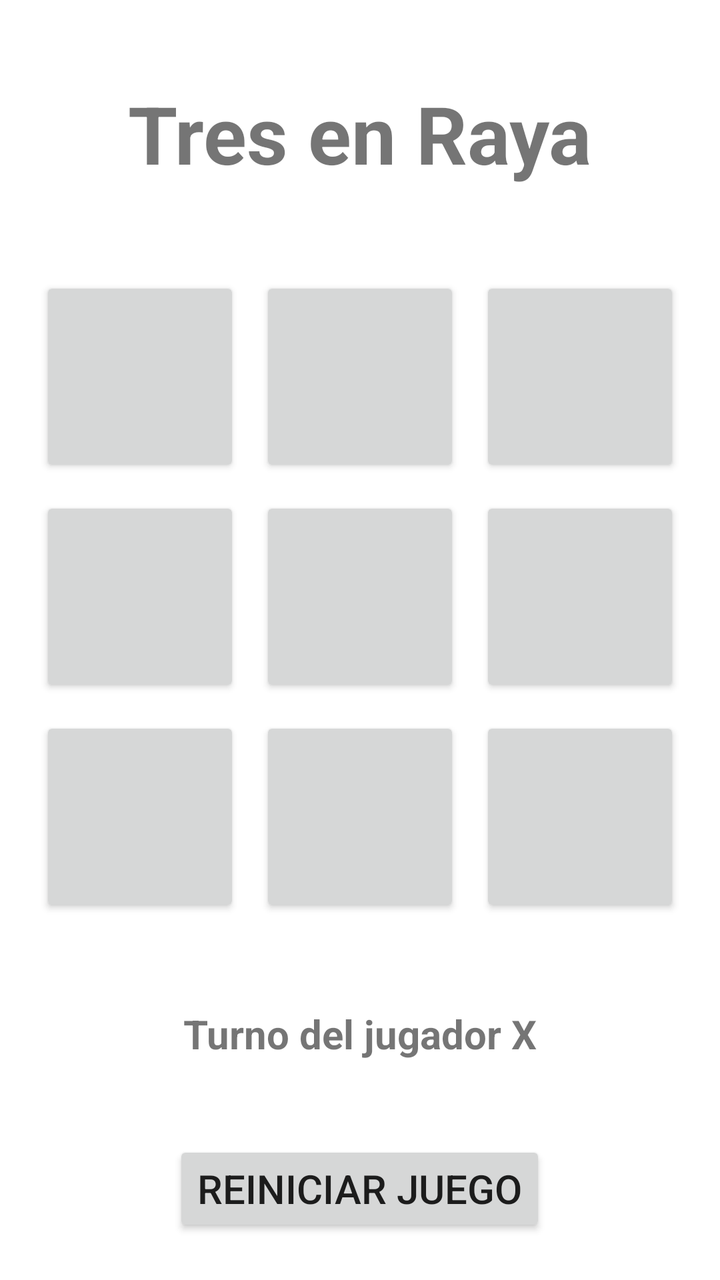
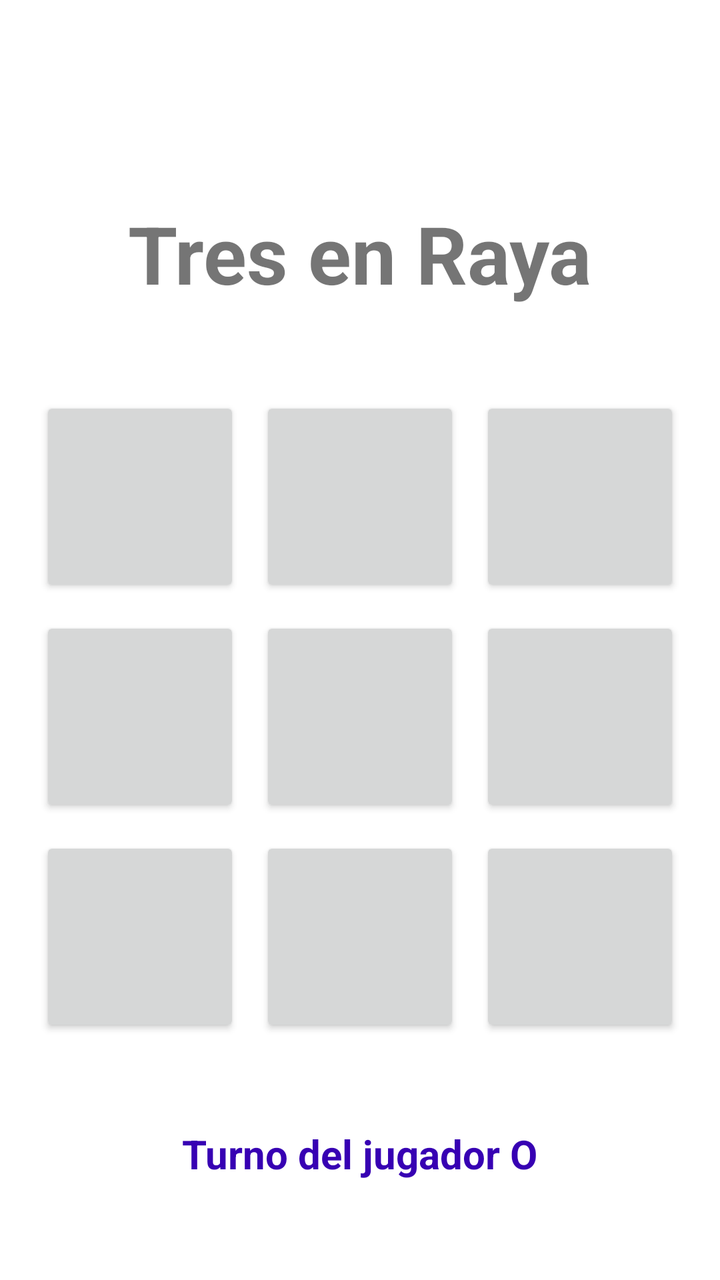

An Android layout rendered at two revisions. The XML below is the earlier revision; the diff shows what the commit changed to produce the second picture.
<!-- AndroidManifest.xml: application theme Theme._2026_TresEnRaya -->
<!-- res/layout/activity_main.xml -->
<?xml version="1.0" encoding="utf-8"?>
<RelativeLayout xmlns:android="http://schemas.android.com/apk/res/android"
    android:layout_width="match_parent"
    android:layout_height="match_parent">

    <TextView
        android:id="@+id/TXVTitle"
        android:layout_width="wrap_content"
        android:layout_height="wrap_content"
        android:text="@string/appTitle"
        android:textSize="@dimen/textsizetitle"
        android:textStyle="bold"
        android:layout_centerHorizontal="true"
        android:layout_marginTop="@dimen/marginTop"


        />
    <GridLayout
        android:id="@+id/GRLTablero"
        android:layout_width="wrap_content"
        android:layout_height="wrap_content"
        android:layout_below="@id/TXVTitle"
        android:layout_marginTop="@dimen/marginTop"
        android:layout_centerHorizontal="true"
        android:columnCount="3"
        android:rowCount="3"
        android:alignmentMode="alignMargins"

        >
        <Button
          android:id="@+id/BTN00"
          android:layout_width="@dimen/buttonWidth"
            android:layout_height="@dimen/dimenHeigth"
            android:layout_margin="@dimen/buttonMargin" />
        <Button
            android:id="@+id/BTN01"
            android:layout_width="@dimen/buttonWidth"
            android:layout_height="@dimen/dimenHeigth"
            android:layout_margin="@dimen/buttonMargin" />
        <Button
            android:id="@+id/BTN02"
            android:layout_width="@dimen/buttonWidth"
            android:layout_height="@dimen/dimenHeigth"
            android:layout_margin="@dimen/buttonMargin" />
        <Button
            android:id="@+id/BTN11"
            android:layout_width="@dimen/buttonWidth"
            android:layout_height="@dimen/dimenHeigth"
            android:layout_margin="@dimen/buttonMargin" />
        <Button
            android:id="@+id/BTN10"
            android:layout_width="@dimen/buttonWidth"
            android:layout_height="@dimen/dimenHeigth"
            android:layout_margin="@dimen/buttonMargin" />
        <Button
            android:id="@+id/BTN12"
            android:layout_width="@dimen/buttonWidth"
            android:layout_height="@dimen/dimenHeigth"
            android:layout_margin="@dimen/buttonMargin" />
        <Button
            android:id="@+id/BTN20"
            android:layout_width="@dimen/buttonWidth"
            android:layout_height="@dimen/dimenHeigth"
            android:layout_margin="@dimen/buttonMargin" />
        <Button
            android:id="@+id/BTN21"
            android:layout_width="@dimen/buttonWidth"
            android:layout_height="@dimen/dimenHeigth"
            android:layout_margin="@dimen/buttonMargin" />
        <Button
            android:id="@+id/BTN22"
            android:layout_width="@dimen/buttonWidth"
            android:layout_height="@dimen/dimenHeigth"
            android:layout_margin="@dimen/buttonMargin" />

    </GridLayout>
    <TextView
        android:id="@+id/TXVPlayer"
        android:layout_width="wrap_content"
        android:layout_height="wrap_content"
        android:layout_below="@id/GRLTablero"
        android:text="@string/player"
        android:textSize="@dimen/textSizeNormal"
        android:textStyle="bold"
        android:layout_centerHorizontal="true"
        android:layout_marginTop="@dimen/marginTop"

        >
    </TextView>
    <Button
        android:id="@+id/BTNRestart"
        android:layout_width="wrap_content"
        android:layout_height="wrap_content"
        android:layout_below="@id/TXVPlayer"
        android:layout_centerHorizontal="true"
        android:text="@string/Restart"
        android:layout_marginTop="@dimen/marginTop"
        android:textSize="@dimen/textSizeNormal"
        >

    </Button>
</RelativeLayout>
<!-- resources referenced by this layout -->
<resources>
  <dimen name="buttonMargin">5dp</dimen>
  <dimen name="buttonWidth">100dp</dimen>
  <dimen name="dimenHeigth">100dp</dimen>
  <dimen name="marginTop">40dp</dimen>
  <dimen name="textSizeNormal">20sp</dimen>
  <dimen name="textsizetitle">40sp</dimen>
  <string name="Restart">Reiniciar juego</string>
  <string name="appTitle">Tres en Raya</string>
  <string name="player">Turno del jugador X</string>
  <style name="Theme._2026_TresEnRaya" parent="Theme.MaterialComponents.DayNight.DarkActionBar">
          
          <item name="colorPrimary">@color/purple_500</item>
          <item name="colorPrimaryVariant">@color/purple_700</item>
          <item name="colorOnPrimary">@color/white</item>
          
          <item name="colorSecondary">@color/teal_200</item>
          <item name="colorSecondaryVariant">@color/teal_700</item>
          <item name="colorOnSecondary">@color/black</item>
          
          <item name="android:statusBarColor">?attr/colorPrimaryVariant</item>
          
      </style>
  <color name="purple_500">#FF6200EE</color>
  <color name="purple_700">#FF3700B3</color>
  <color name="white">#FFFFFFFF</color>
  <color name="teal_200">#FF03DAC5</color>
  <color name="teal_700">#FF018786</color>
  <color name="black">#FF000000</color>
</resources>

<!-- the commit's change to res/layout/activity_main.xml (unified diff, before → after) -->
@@ -11,7 +11,7 @@
         android:textSize="@dimen/textsizetitle"
         android:textStyle="bold"
         android:layout_centerHorizontal="true"
-        android:layout_marginTop="@dimen/marginTop"
+        android:layout_marginTop="@dimen/marginTopFirst"
 
 
         />
@@ -25,53 +25,70 @@
         android:columnCount="3"
         android:rowCount="3"
         android:alignmentMode="alignMargins"
-
         >
         <Button
           android:id="@+id/BTN00"
           android:layout_width="@dimen/buttonWidth"
             android:layout_height="@dimen/dimenHeigth"
-            android:layout_margin="@dimen/buttonMargin" />
+            android:layout_margin="@dimen/buttonMargin"
+            android:textSize="@dimen/buttonTextSize"
+            />
         <Button
             android:id="@+id/BTN01"
             android:layout_width="@dimen/buttonWidth"
             android:layout_height="@dimen/dimenHeigth"
-            android:layout_margin="@dimen/buttonMargin" />
+            android:layout_margin="@dimen/buttonMargin"
+            android:textSize="@dimen/buttonTextSize"
+            />
         <Button
             android:id="@+id/BTN02"
             android:layout_width="@dimen/buttonWidth"
             android:layout_height="@dimen/dimenHeigth"
-            android:layout_margin="@dimen/buttonMargin" />
+            android:layout_margin="@dimen/buttonMargin"
+            android:textSize="@dimen/buttonTextSize"
+            />
         <Button
             android:id="@+id/BTN11"
             android:layout_width="@dimen/buttonWidth"
             android:layout_height="@dimen/dimenHeigth"
-            android:layout_margin="@dimen/buttonMargin" />
+            android:layout_margin="@dimen/buttonMargin"
+            android:textSize="@dimen/buttonTextSize"
+            />
         <Button
             android:id="@+id/BTN10"
             android:layout_width="@dimen/buttonWidth"
             android:layout_height="@dimen/dimenHeigth"
-            android:layout_margin="@dimen/buttonMargin" />
+            android:layout_margin="@dimen/buttonMargin"
+            android:textSize="@dimen/buttonTextSize"
+            />
         <Button
             android:id="@+id/BTN12"
             android:layout_width="@dimen/buttonWidth"
             android:layout_height="@dimen/dimenHeigth"
-            android:layout_margin="@dimen/buttonMargin" />
+            android:layout_margin="@dimen/buttonMargin"
+            android:textSize="@dimen/buttonTextSize"
+            />
         <Button
             android:id="@+id/BTN20"
             android:layout_width="@dimen/buttonWidth"
             android:layout_height="@dimen/dimenHeigth"
-            android:layout_margin="@dimen/buttonMargin" />
+            android:layout_margin="@dimen/buttonMargin"
+            android:textSize="@dimen/buttonTextSize"
+            />
         <Button
             android:id="@+id/BTN21"
             android:layout_width="@dimen/buttonWidth"
             android:layout_height="@dimen/dimenHeigth"
-            android:layout_margin="@dimen/buttonMargin" />
+            android:layout_margin="@dimen/buttonMargin"
+            android:textSize="@dimen/buttonTextSize"
+            />
         <Button
             android:id="@+id/BTN22"
             android:layout_width="@dimen/buttonWidth"
             android:layout_height="@dimen/dimenHeigth"
-            android:layout_margin="@dimen/buttonMargin" />
+            android:layout_margin="@dimen/buttonMargin"
+            android:textSize="@dimen/buttonTextSize"
+            />
 
     </GridLayout>
     <TextView
@@ -79,12 +96,12 @@
         android:layout_width="wrap_content"
         android:layout_height="wrap_content"
         android:layout_below="@id/GRLTablero"
-        android:text="@string/player"
+        android:text="@string/playerO"
         android:textSize="@dimen/textSizeNormal"
         android:textStyle="bold"
         android:layout_centerHorizontal="true"
         android:layout_marginTop="@dimen/marginTop"
-
+        android:textColor="@color/purple_700"
         >
     </TextView>
     <Button
@@ -96,6 +113,7 @@
         android:text="@string/Restart"
         android:layout_marginTop="@dimen/marginTop"
         android:textSize="@dimen/textSizeNormal"
+        android:visibility="invisible"
         >
 
     </Button>
<!-- resource entries referenced after the edit -->
@@ -1,14 +1,17 @@
 <!-- resources referenced by this layout -->
 <resources>
+  <color name="purple_700">#FF3700B3</color>
   <dimen name="buttonMargin">5dp</dimen>
+  <dimen name="buttonTextSize">50sp</dimen>
   <dimen name="buttonWidth">100dp</dimen>
   <dimen name="dimenHeigth">100dp</dimen>
   <dimen name="marginTop">40dp</dimen>
+  <dimen name="marginTopFirst">100dp</dimen>
   <dimen name="textSizeNormal">20sp</dimen>
   <dimen name="textsizetitle">40sp</dimen>
   <string name="Restart">Reiniciar juego</string>
   <string name="appTitle">Tres en Raya</string>
-  <string name="player">Turno del jugador X</string>
+  <string name="playerO">Turno del jugador O</string>
   <style name="Theme._2026_TresEnRaya" parent="Theme.MaterialComponents.DayNight.DarkActionBar">
           
           <item name="colorPrimary">@color/purple_500</item>
@@ -23,7 +26,6 @@
           
       </style>
   <color name="purple_500">#FF6200EE</color>
-  <color name="purple_700">#FF3700B3</color>
   <color name="white">#FFFFFFFF</color>
   <color name="teal_200">#FF03DAC5</color>
   <color name="teal_700">#FF018786</color>
